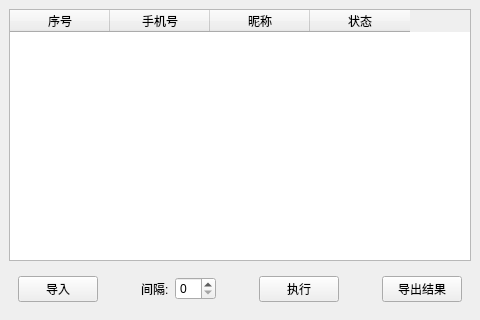
Before: the Qt Designer form ui/xtool.ui in HoracePeng/xtool-app, drawn with Qt 5.
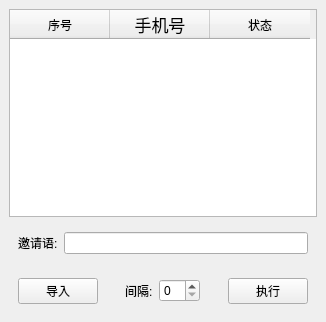
After: the same form once the commit is applied.

Diff of the .ui file:
```diff
--- a/ui/xtool.ui
+++ b/ui/xtool.ui
@@ -6,10 +6,22 @@
    <rect>
     <x>0</x>
     <y>0</y>
-    <width>480</width>
-    <height>320</height>
+    <width>326</width>
+    <height>322</height>
    </rect>
   </property>
+  <property name="minimumSize">
+   <size>
+    <width>326</width>
+    <height>322</height>
+   </size>
+  </property>
+  <property name="maximumSize">
+   <size>
+    <width>326</width>
+    <height>322</height>
+   </size>
+  </property>
   <property name="windowTitle">
    <string>MainWindow</string>
   </property>
@@ -26,10 +38,10 @@
        <property name="text">
         <string>手机号</string>
        </property>
-      </column>
-      <column>
-       <property name="text">
-        <string>昵称</string>
+       <property name="font">
+        <font>
+         <pointsize>13</pointsize>
+        </font>
        </property>
       </column>
       <column>
@@ -39,6 +51,22 @@
       </column>
      </widget>
     </item>
+    <item>
+     <widget class="QWidget" name="inviteWidget" native="true">
+      <layout class="QHBoxLayout" name="horizontalLayout_2">
+       <item>
+        <widget class="QLabel" name="inviteLabel">
+         <property name="text">
+          <string>邀请语:</string>
+         </property>
+        </widget>
+       </item>
+       <item>
+        <widget class="QLineEdit" name="inviteContent"/>
+       </item>
+      </layout>
+     </widget>
+    </item>
     <item alignment="Qt::AlignLeft">
      <widget class="QWidget" name="widget" native="true">
       <layout class="QHBoxLayout" name="horizontalLayout">
@@ -70,7 +98,11 @@
         </widget>
        </item>
        <item>
-        <widget class="QSpinBox" name="spinBox"/>
+        <widget class="QSpinBox" name="delayTimeBox">
+         <property name="value">
+          <number>0</number>
+         </property>
+        </widget>
        </item>
        <item>
         <spacer name="horizontalSpacer_2">
@@ -92,26 +124,6 @@
          </property>
         </widget>
        </item>
-       <item>
-        <spacer name="horizontalSpacer_3">
-         <property name="orientation">
-          <enum>Qt::Horizontal</enum>
-         </property>
-         <property name="sizeHint" stdset="0">
-          <size>
-           <width>40</width>
-           <height>20</height>
-          </size>
-         </property>
-        </spacer>
-       </item>
-       <item>
-        <widget class="QPushButton" name="pushButton_3">
-         <property name="text">
-          <string>导出结果</string>
-         </property>
-        </widget>
-       </item>
       </layout>
      </widget>
     </item>
```
Left out of the diff: 6 changed lines with no effect on the pictures.
